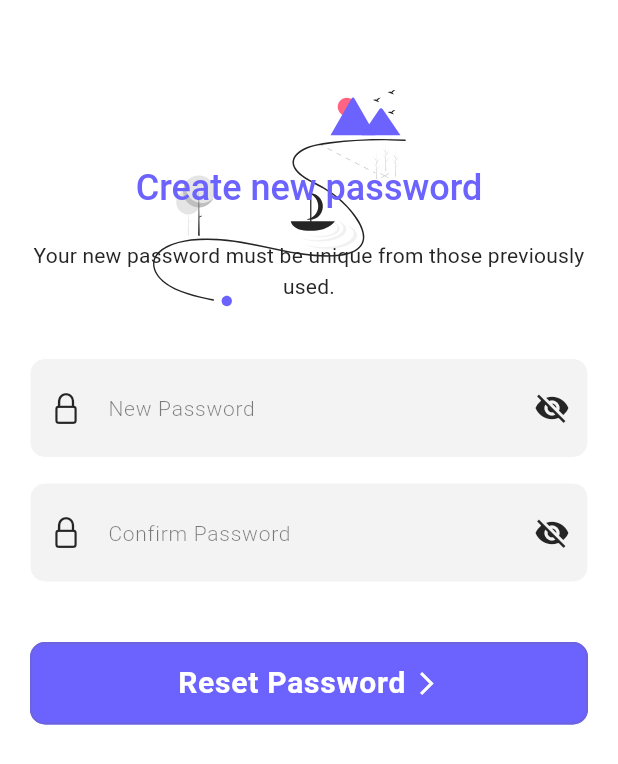
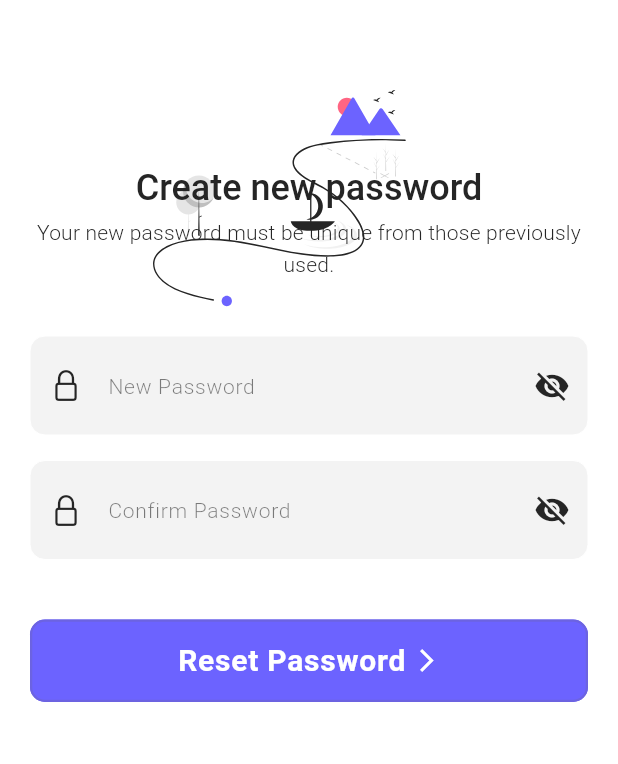
Before and after one commit to alade-01/Login_Register_UI_Design, a Flutter app: the NewPasswordScreen screen opened by its route, on a phone screen of 412 x 824 dp. Shown: the top 764 px of the screen. Run offline on Flutter 3.47's test engine with Material 3 defaults, Android fonts, the phone set to English and light mode, and no system bars; our stand-ins replace flutter_bloc, flutter_svg; Roboto replaces fonts that are missing (Poppins); project files that could hold a hidden picture were left out.

Commit message:
fix new password screen

```diff
--- a/lib/windows/new_password_screen.dart
+++ b/lib/windows/new_password_screen.dart
@@ -43,19 +43,21 @@ class _NewPasswordScreenState extends State<NewPasswordScreen> {
                   Text(
                     "Create new password",
                     style: Theme.of(context).textTheme.titleLarge!.copyWith(
-                          color: primaryColor,
+                          color: secondaryColor,
                           fontSize: 24,
                           fontWeight: FontWeight.w500,
                         ),
                   ),
-                  const SizedBox(height: BUTTON_SEPARATION_SPACE * 2),
-                  Text(
-                    "Your new password must be unique from those previously used.",
-                    style: Theme.of(context).textTheme.titleMedium!.copyWith(
-                        color: secondaryColor,
-                        fontSize: 14,
-                        fontWeight: FontWeight.w400),
-                    textAlign: TextAlign.center,
+                  Padding(
+                    padding: const EdgeInsets.only(top: 5.0),
+                    child: Text(
+                      "Your new password must be unique from those previously used.",
+                      style: Theme.of(context).textTheme.titleMedium!.copyWith(
+                          color: secondaryColor,
+                          fontSize: 14,
+                          fontWeight: FontWeight.w300),
+                      textAlign: TextAlign.center,
+                    ),
                   ),
                   const SizedBox(height: BUTTON_SEPARATION_SPACE * 2),
                   Form(
```
